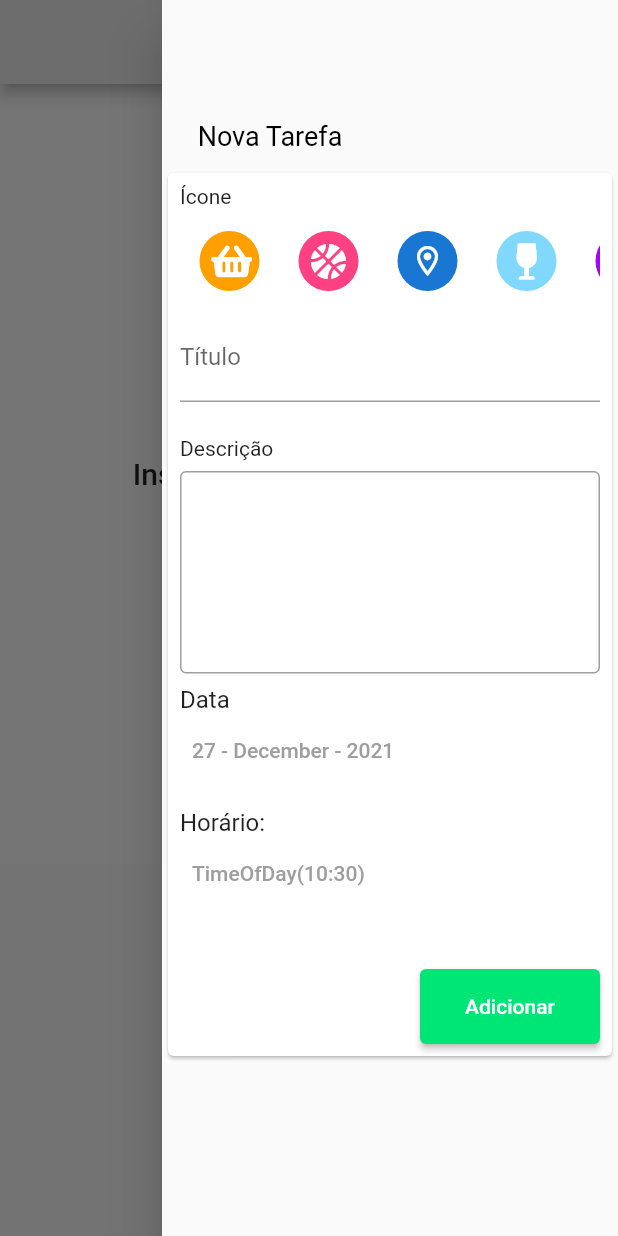
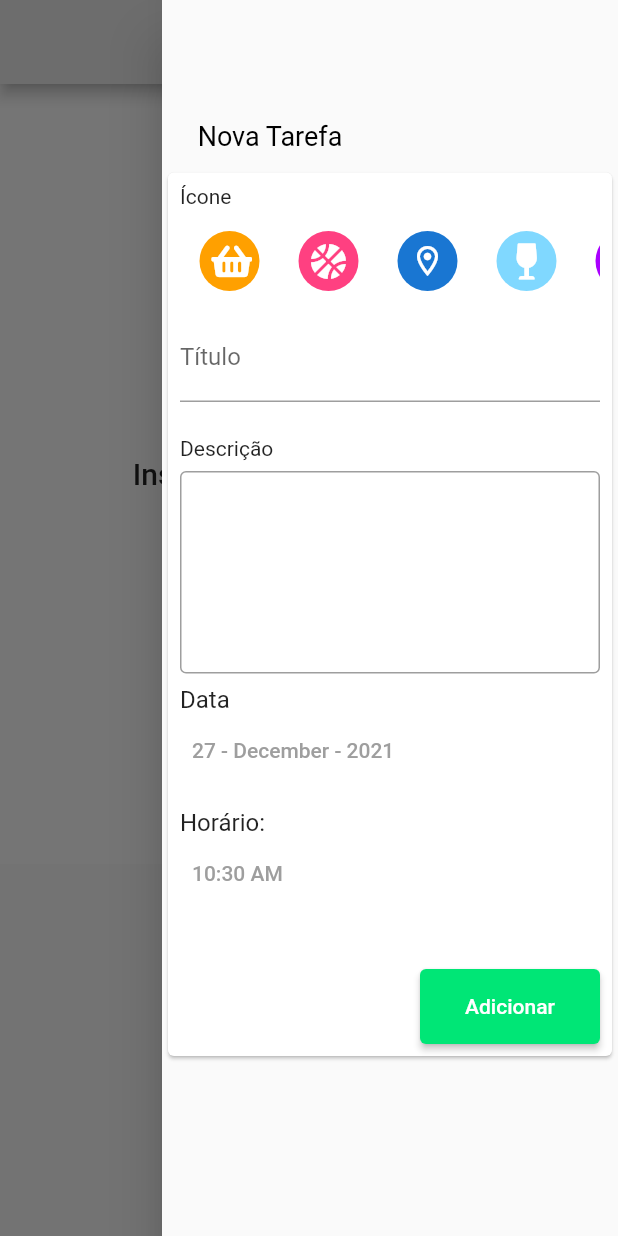
Before and after one commit to heloeng/Diario_De_Tarefas, a Flutter app: the screen it shows after launch, with the side drawer open, on a phone screen of 412 x 824 dp. Run offline on Flutter 3.47's test engine with Material 2 defaults, Android fonts, the phone set to English and light mode, and no system bars; our stand-ins replace font_awesome_flutter.

Commit message:
hour adjustment

```diff
--- a/lib/src/ui/components/alertShowTodo.dart
+++ b/lib/src/ui/components/alertShowTodo.dart
@@ -2,6 +2,8 @@ import 'package:flutter/material.dart';
 import 'package:font_awesome_flutter/font_awesome_flutter.dart';
 import 'package:teste/src/data/data.dart';
 import 'package:intl/intl.dart';
+import 'package:teste/src/data/model/model.dart';
+import 'package:teste/src/data/model/toDoList_model.dart';
 
 double screenHeight = 0;
 double screenWidth = 0;
@@ -54,7 +56,7 @@ details(BuildContext context, ToDoListModel tr) {
     child: Column(
       children: [
         Container(
-          padding: EdgeInsets.all(30),
+          padding: const EdgeInsets.all(30),
           decoration: BoxDecoration(
             color: Colors.grey[100],
           ),
@@ -85,7 +87,7 @@ details(BuildContext context, ToDoListModel tr) {
                     width: 15,
                   ),
                   Text(
-                    '${tr.time.format(context)}',
+                    tr.time.format(context),
                     textAlign: TextAlign.end,
                     style: const TextStyle(
                         fontSize: 20,
--- a/lib/src/ui/components/toDoList_form_component.dart
+++ b/lib/src/ui/components/toDoList_form_component.dart
@@ -1,9 +1,5 @@
-// ignore_for_file: prefer_const_constructors
-
 import 'package:flutter/material.dart';
 import 'package:font_awesome_flutter/font_awesome_flutter.dart';
-import 'package:teste/src/ui/widgets/avatar_list_widget.dart';
-import 'package:teste/src/ui/widgets/icons_list_widget.dart';
 import 'package:intl/intl.dart';
 
 class ToDoListFormComponent extends StatefulWidget {
@@ -23,7 +19,7 @@ class _ToDoListFormComponent extends State<ToDoListFormComponent> {
   DateTime _selectedDate = DateTime.now();
   TimeOfDay _time = TimeOfDay.now();
 
-  CircleAvatar _selectedIcon = CircleAvatar();
+  CircleAvatar _selectedIcon = const CircleAvatar();
 
   _submitForm() {
     CircleAvatar icone = _selectedIcon;
@@ -93,7 +89,7 @@ class _ToDoListFormComponent extends State<ToDoListFormComponent> {
         child: Column(
           crossAxisAlignment: CrossAxisAlignment.start,
           children: [
-            Text(
+            const Text(
               'Ícone',
               textAlign: TextAlign.right,
             ),
@@ -110,7 +106,7 @@ class _ToDoListFormComponent extends State<ToDoListFormComponent> {
             const SizedBox(
               height: 23,
             ),
-            Text(
+            const Text(
               'Descrição',
               textAlign: TextAlign.left,
             ),
@@ -166,8 +162,9 @@ class _ToDoListFormComponent extends State<ToDoListFormComponent> {
                     //     selectTime(context);
                     //   },
                     // ),
-                    TextButton(
-                      child: Text(_time.toString()),
+                   TextButton(
+                      child: Text(
+                        _time.format(context)),
                       onPressed: () {
                         selectTime(context);
                       },
@@ -191,7 +188,7 @@ class _ToDoListFormComponent extends State<ToDoListFormComponent> {
                   style: ButtonStyle(
                     minimumSize: MaterialStateProperty.all(const Size(120, 50)),
                     backgroundColor:
-                        MaterialStateProperty.all(Color(0xFF00E676)),
+                        MaterialStateProperty.all(const Color(0xFF00E676)),
                   ),
                 ),
               ],
--- a/lib/src/ui/components/toDo_list_component.dart
+++ b/lib/src/ui/components/toDo_list_component.dart
@@ -1,5 +1,5 @@
 import 'package:flutter/material.dart';
-import 'package:teste/src/src.dart';
+import 'package:teste/src/data/model/toDoList_model.dart';
 import 'package:intl/intl.dart';
 import 'package:teste/src/ui/components/alertShowTodo.dart';
 
--- a/lib/src/ui/pages/home_page.dart
+++ b/lib/src/ui/pages/home_page.dart
@@ -1,5 +1,6 @@
 import 'dart:math';
 import 'package:flutter/material.dart';
+import 'package:teste/src/data/model/toDoList_model.dart';
 import '../../src.dart';
 
 class MyHomePage extends StatefulWidget {
```
